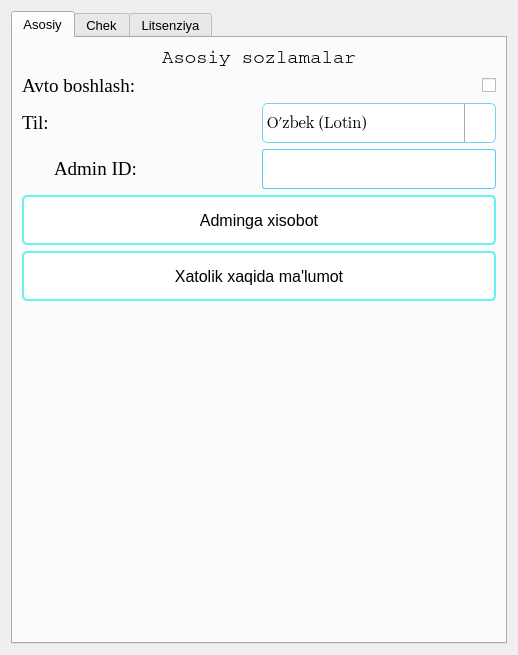
hasanbekme/SerWibe, file Resources/ui/settings_widget.ui: the form before one commit.
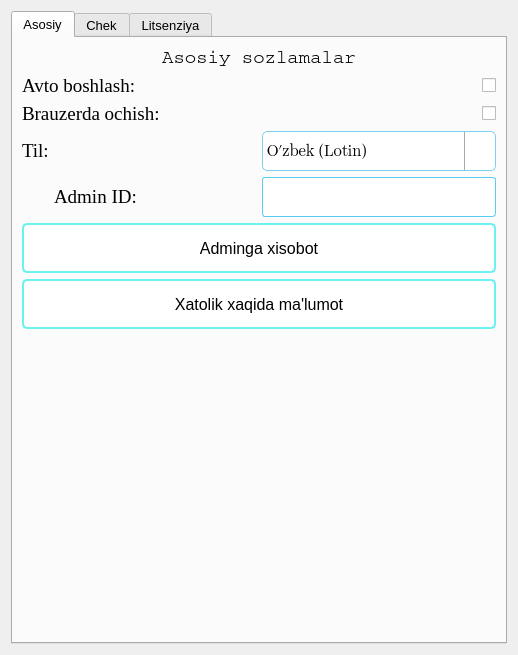
The form after the commit. Icons and pictures are not drawn.

```diff
--- a/Resources/ui/settings_widget.ui
+++ b/Resources/ui/settings_widget.ui
@@ -190,6 +190,43 @@
            </item>
           </layout>
          </item>
+         <item>
+          <layout class="QHBoxLayout" name="horizontalLayout_15">
+           <item>
+            <widget class="QLabel" name="open_from_browser_label">
+             <property name="font">
+              <font>
+               <family>Georgia</family>
+               <pointsize>14</pointsize>
+              </font>
+             </property>
+             <property name="text">
+              <string>Brauzerda ochish:</string>
+             </property>
+            </widget>
+           </item>
+           <item>
+            <spacer name="horizontalSpacer_6">
+             <property name="orientation">
+              <enum>Qt::Horizontal</enum>
+             </property>
+             <property name="sizeHint" stdset="0">
+              <size>
+               <width>40</width>
+               <height>20</height>
+              </size>
+             </property>
+            </spacer>
+           </item>
+           <item>
+            <widget class="QCheckBox" name="open_from_browser">
+             <property name="text">
+              <string/>
+             </property>
+            </widget>
+           </item>
+          </layout>
+         </item>
          <item>
           <layout class="QHBoxLayout" name="horizontalLayout_14">
            <item>
```
